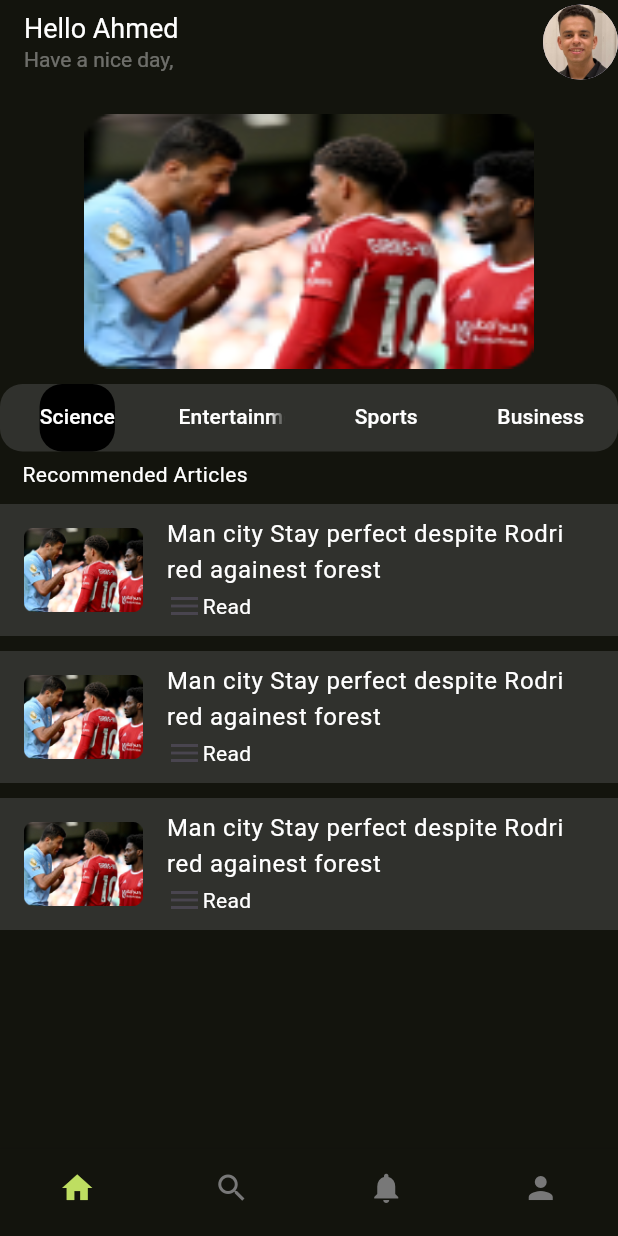
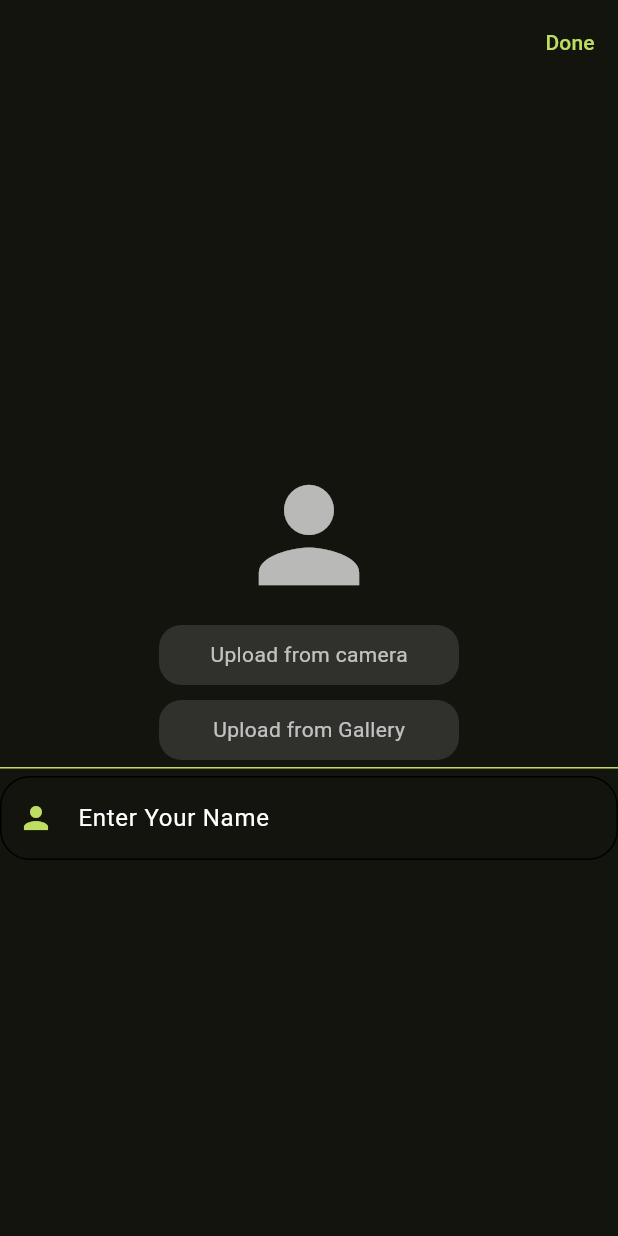
Before and after one commit to A7med24Saad/task_5, a Flutter app: the screen it shows after launch, on a phone screen of 412 x 824 dp. Run offline on Flutter 3.47's test engine with Material 3 defaults, Android fonts, the phone set to English and light mode, and no system bars.

Commit message:
first commit

```diff
--- a/lib/feature/HomeView.dart
+++ b/lib/feature/HomeView.dart
@@ -1,6 +1,6 @@
 import 'package:flutter/material.dart';
 import 'package:task_5/core/app_colors.dart';
-import 'package:task_5/feature/firstscreen.dart';
+import 'package:task_5/feature/Homescreen.dart';
 import 'package:task_5/feature/notfication.dart';
 import 'package:task_5/feature/person.dart';
 import 'package:task_5/feature/search.dart';
@@ -15,7 +15,7 @@ class HomeView extends StatefulWidget {
 class _HomeViewState extends State<HomeView> {
   int currentIndex = 0;
   List<Widget> screens = [
-    const FirstScreen(),
+    const Homescreen(),
     const search(),
     const notfication(),
     const person()
--- a/lib/feature/firstscreen.dart
+++ b/lib/feature/firstscreen.dart
@@ -1,63 +1,66 @@
 import 'package:flutter/material.dart';
 import 'package:task_5/core/app_colors.dart';
-import 'package:task_5/feature/search.dart';
+import 'package:task_5/feature/HomeView.dart';
 
-class FirstScreen extends StatefulWidget {
-  const FirstScreen({super.key});
+class firstscreen extends StatefulWidget {
+  const firstscreen({super.key});
 
   @override
-  State<FirstScreen> createState() => _FirstScreenState();
+  State<firstscreen> createState() => _firstscreenState();
 }
 
-class _FirstScreenState extends State<FirstScreen>
-    with SingleTickerProviderStateMixin {
-  late TabController _tabController;
-
-  @override
-  void initState() {
-    super.initState();
-    _tabController = TabController(length: 4, vsync: this);
-  }
-
-  List<Widget> screens = [const FirstScreen(), const search()];
+class _firstscreenState extends State<firstscreen> {
   @override
   Widget build(BuildContext context) {
     return Scaffold(
         backgroundColor: AppColors.scaffoldbg,
         appBar: AppBar(
           backgroundColor: AppColors.scaffoldbg,
-        title: const Column(
-          crossAxisAlignment: CrossAxisAlignment.start,
-          children: [
-            Text(
-              'Hello Ahmed',
-              style: TextStyle(color: Colors.white, fontSize: 18),
-            ),
-            Text(
-              'Have a nice day,',
-              style: TextStyle(color: Colors.white38, fontSize: 14),
-            ),
+          actions: [
+            TextButton(
+                onPressed: () {
+                  setState(() {
+                    Navigator.of(context).pushReplacement(MaterialPageRoute(
+                        builder: (context) => const HomeView()));
+                  });
+                },
+                child: Text(
+                  'Done',
+                  style: TextStyle(color: AppColors.tapcolorafter),
+                ))
           ],
         ),
-        actions: const <Widget>[
+        body: Center(
+          child: Column(
+            mainAxisAlignment: MainAxisAlignment.center,
+            children: [
               CircleAvatar(
-            radius: 25,
-            backgroundImage: AssetImage('assets/Me.jpg'),
-          )
-        ],
+                radius: 50,
+                backgroundColor: AppColors.scaffoldbg,
+                child: const Icon(
+                  Icons.person,
+                  size: 100,
+                  color: Colors.white70,
                 ),
-      body: Column(
+              ),
+              const SizedBox(
+                height: 10,
+              ),
+              Padding(
+                padding: const EdgeInsets.only(right: 10, left: 10),
+                child: Column(
                   children: [
-          Padding(
-            padding: const EdgeInsets.only(left: 20, top: 20, right: 20),
-            child: Container(
-              height: 170,
-              width: 300,
-              decoration: const BoxDecoration(
-                image: DecorationImage(
-                  image: AssetImage('assets/image 1.png'),
-                  fit: BoxFit.fill,
+                    Container(
+                      height: 40,
+                      width: 200,
+                      decoration: BoxDecoration(
+                        borderRadius: BorderRadius.circular(15),
+                        color: AppColors.container1,
                       ),
+                      child: const Center(
+                        child: Text(
+                          'Upload from camera',
+                          style: TextStyle(color: Colors.white70),
                         ),
                       ),
                     ),
@@ -65,88 +68,49 @@ class _FirstScreenState extends State<FirstScreen>
                       height: 10,
                     ),
                     Container(
-            height: 45,
+                      height: 40,
+                      width: 200,
                       decoration: BoxDecoration(
-              color: AppColors.tabbar,
                         borderRadius: BorderRadius.circular(15),
+                        color: AppColors.container1,
                       ),
-            child: TabBar(
-              controller: _tabController,
-              dividerHeight: 0,
-              indicator: BoxDecoration(
-                borderRadius: BorderRadius.circular(15),
-                color: Colors.black,
+                      child: const Center(
+                        child: Text(
+                          'Upload from Gallery',
+                          style: TextStyle(color: Colors.white70),
                         ),
-              labelColor: Colors.white,
-              unselectedLabelColor: Colors.white,
-              tabs: const [
-                Tab(
-                  text: 'Science',
                       ),
-                Tab(
-                  text: 'Entertainment',
                     ),
-                Tab(
-                  text: 'Sports',
+                  ],
                 ),
-                Tab(
-                  text: 'Business',
+              ),
+              const SizedBox(
+                height: 5,
+              ),
+              Divider(
+                color: AppColors.tapcolorafter,
+                height: 0.7,
+              ),
+              const SizedBox(
+                height: 5,
+              ),
+              TextFormField(
+                style: const TextStyle(color: Colors.white),
+                decoration: InputDecoration(
+                  prefixIconColor: AppColors.tapcolorafter,
+                  labelText: 'Enter Your Name',
+                  labelStyle: const TextStyle(color: Colors.white),
+                  prefixIcon: const Icon(Icons.person),
+                  focusedBorder: OutlineInputBorder(
+                    borderRadius: BorderRadius.circular(20),
+                  ),
+                  enabledBorder: OutlineInputBorder(
+                    borderRadius: BorderRadius.circular(20),
+                  ),
+                ),
               )
             ],
           ),
-          ),
-          const SizedBox(height: 5),
-          const Row(
-            mainAxisAlignment: MainAxisAlignment.start,
-            children: [
-              Text(
-                '    Recommended Articles',
-                style: TextStyle(color: Colors.white),
-              ),
-            ],
-          ),
-          const SizedBox(
-            height: 10,
-          ),
-          Expanded(
-            child: ListView.separated(
-                scrollDirection: Axis.vertical,
-                itemBuilder: (context, index) {
-                  return Container(
-                    decoration: BoxDecoration(color: AppColors.tabbar),
-                    child: ListTile(
-                      leading: Image.asset('assets/image 1.png'),
-                      title: const Text(
-                        'Man city Stay perfect despite Rodri red againest forest',
-                        style: TextStyle(color: Colors.white),
-                      ),
-                      subtitle: const Row(
-                        children: [
-                          Icon(Icons.menu),
-                          Text(
-                            'Read',
-                            style: TextStyle(color: Colors.white),
-                          )
-                        ],
-                      ),
-                    ),
-                  );
-                },
-                separatorBuilder: (context, index) {
-                  return const SizedBox(
-                    height: 10,
-                  );
-                },
-                itemCount: 3),
-          ),
-        ],
-      ),
-    );
-  }
-
-  @override
-  void dispose() {
-    _tabController.dispose();
-    super.dispose();
+        ));
   }
 }
--- a/lib/feature/search.dart
+++ b/lib/feature/search.dart
@@ -15,6 +15,7 @@ class search extends StatelessWidget {
           ),
           TextFormField(
             decoration: InputDecoration(
+              prefixIconColor: AppColors.tapcolorafter,
               labelText: 'Search for News',
               labelStyle: const TextStyle(color: Colors.white),
               prefixIcon: const Icon(Icons.search),
--- a/lib/splash_view.dart
+++ b/lib/splash_view.dart
@@ -1,6 +1,6 @@
 import 'package:flutter/material.dart';
 import 'package:task_5/core/app_colors.dart';
-import 'package:task_5/feature/HomeView.dart';
+import 'package:task_5/feature/firstscreen.dart';
 
 class Splashscreen extends StatefulWidget {
   const Splashscreen({super.key});
@@ -15,7 +15,7 @@ class SplashscreenState extends State<Splashscreen> {
     super.initState();
     Future.delayed(const Duration(seconds: 4), () {
       Navigator.of(context).pushReplacement(
-          MaterialPageRoute(builder: (context) => const HomeView()));
+          MaterialPageRoute(builder: (context) => const firstscreen()));
     });
   }
 
```
Also changed, not shown: lib/feature/Homescreen.dart (added, +152 -0 lines), lib/feature/notfication.dart (+5 -3 lines), lib/feature/person.dart (+44 -3 lines). Lines whose indentation alone changed are shown as unchanged.
